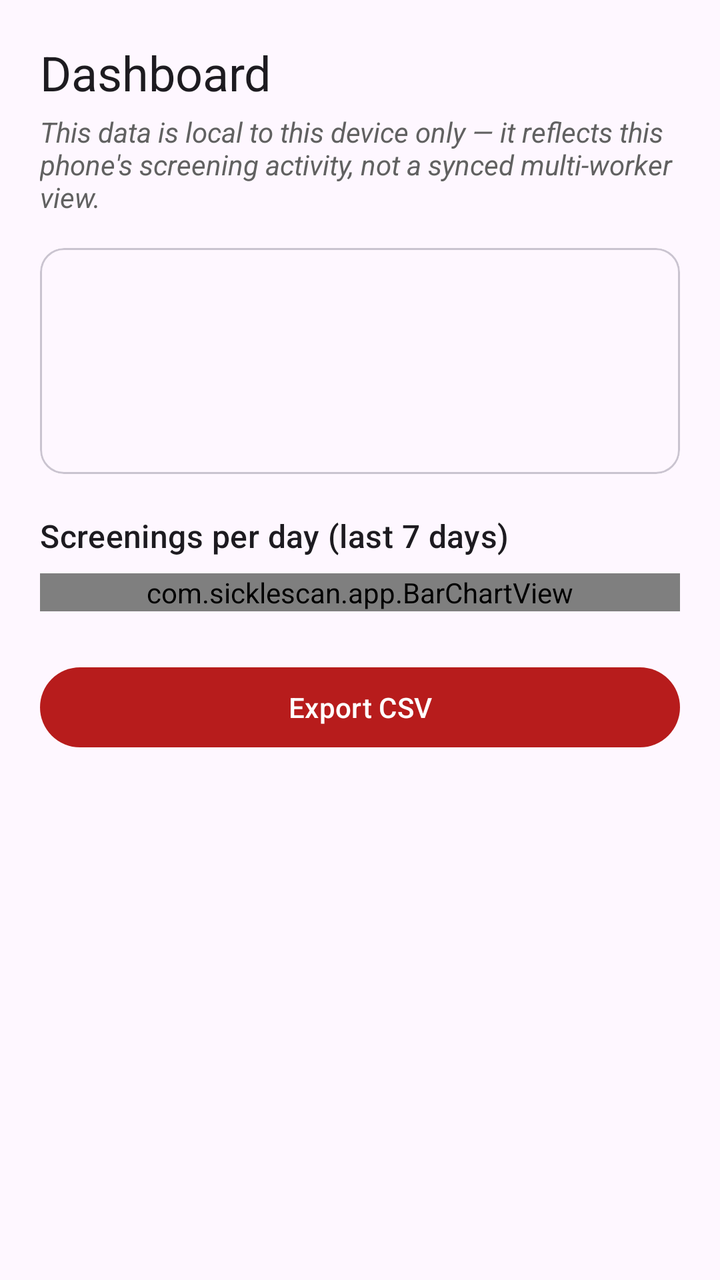
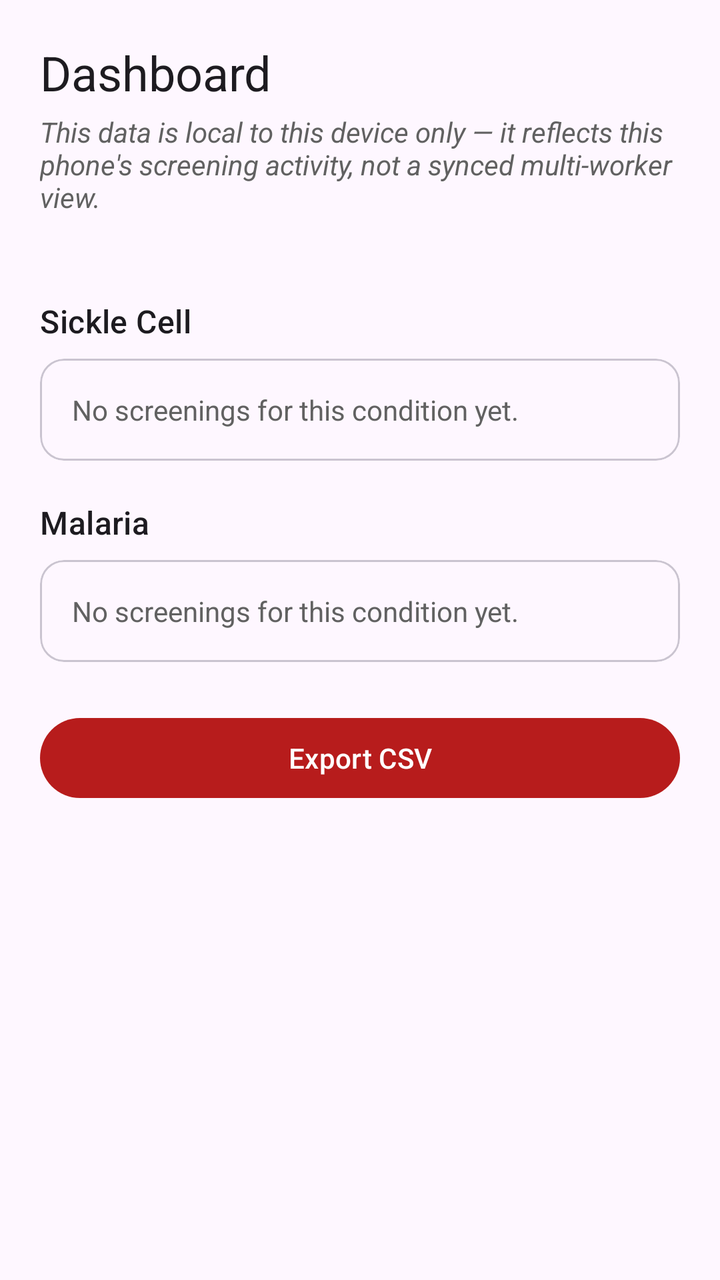

Two renders of the same Android screen: before a commit and after it. Below are the layout's source before the change and the commit's diff.
<!-- AndroidManifest.xml: application theme Theme.SickleScan -->
<!-- res/layout/fragment_dashboard.xml -->
<?xml version="1.0" encoding="utf-8"?>
<ScrollView xmlns:android="http://schemas.android.com/apk/res/android"
    xmlns:app="http://schemas.android.com/apk/res-auto"
    android:layout_width="match_parent"
    android:layout_height="match_parent"
    android:fillViewport="true">

    <LinearLayout
        android:layout_width="match_parent"
        android:layout_height="wrap_content"
        android:orientation="vertical"
        android:padding="20dp">

        <TextView
            android:layout_width="wrap_content"
            android:layout_height="wrap_content"
            android:text="@string/dashboard_title"
            android:textAppearance="?attr/textAppearanceHeadlineSmall"
            android:layout_marginBottom="4dp" />

        <TextView
            android:layout_width="match_parent"
            android:layout_height="wrap_content"
            android:layout_marginBottom="16dp"
            android:text="@string/dashboard_local_note"
            android:textStyle="italic"
            android:textColor="@color/disclaimer_gray" />

        <TextView
            android:id="@+id/emptyText"
            android:layout_width="match_parent"
            android:layout_height="wrap_content"
            android:gravity="center"
            android:padding="24dp"
            android:text="@string/dashboard_empty"
            android:textColor="@color/disclaimer_gray"
            android:visibility="gone" />

        <LinearLayout
            android:id="@+id/statsContainer"
            android:layout_width="match_parent"
            android:layout_height="wrap_content"
            android:orientation="vertical">

            <com.google.android.material.card.MaterialCardView
                style="?attr/materialCardViewOutlinedStyle"
                android:layout_width="match_parent"
                android:layout_height="wrap_content"
                app:cardCornerRadius="12dp">

                <LinearLayout
                    android:layout_width="match_parent"
                    android:layout_height="wrap_content"
                    android:orientation="vertical"
                    android:padding="16dp">

                    <TextView
                        android:id="@+id/totalText"
                        android:layout_width="match_parent"
                        android:layout_height="wrap_content"
                        android:textAppearance="?attr/textAppearanceTitleMedium" />

                    <TextView
                        android:id="@+id/breakdownText"
                        android:layout_width="match_parent"
                        android:layout_height="wrap_content"
                        android:layout_marginTop="8dp"
                        android:textAppearance="?attr/textAppearanceBodyLarge" />

                    <TextView
                        android:id="@+id/referralText"
                        android:layout_width="match_parent"
                        android:layout_height="wrap_content"
                        android:layout_marginTop="8dp"
                        android:textAppearance="?attr/textAppearanceBodyLarge"
                        android:textStyle="bold" />
                </LinearLayout>
            </com.google.android.material.card.MaterialCardView>

            <TextView
                android:layout_width="match_parent"
                android:layout_height="wrap_content"
                android:layout_marginTop="20dp"
                android:text="@string/dashboard_trend_title"
                android:textAppearance="?attr/textAppearanceTitleMedium" />

            <com.sicklescan.app.BarChartView
                android:id="@+id/barChart"
                android:layout_width="match_parent"
                android:layout_height="wrap_content"
                android:layout_marginTop="8dp" />

            <com.google.android.material.button.MaterialButton
                android:id="@+id/btnExportCsv"
                android:layout_width="match_parent"
                android:layout_height="wrap_content"
                android:layout_marginTop="24dp"
                android:text="@string/export_csv" />
        </LinearLayout>

    </LinearLayout>
</ScrollView>
<!-- resources referenced by this layout -->
<resources>
  <color name="disclaimer_gray">#616161</color>
  <string name="dashboard_empty">No screenings logged yet. Results are recorded automatically after each analysis.</string>
  <string name="dashboard_local_note">This data is local to this device only — it reflects this phone\'s screening activity, not a synced multi-worker view.</string>
  <string name="dashboard_title">Dashboard</string>
  <string name="dashboard_trend_title">Screenings per day (last 7 days)</string>
  <string name="export_csv">Export CSV</string>
  <style name="Theme.SickleScan" parent="Theme.Material3.DayNight.NoActionBar">
          <item name="colorPrimary">@color/brand_primary</item>
      </style>
  <color name="brand_primary">#B71C1C</color>
</resources>

<!-- the commit's change to res/layout/fragment_dashboard.xml (unified diff, before → after) -->
@@ -21,10 +21,17 @@
         <TextView
             android:layout_width="match_parent"
             android:layout_height="wrap_content"
-            android:layout_marginBottom="16dp"
+            android:layout_marginBottom="4dp"
             android:text="@string/dashboard_local_note"
             android:textStyle="italic"
             android:textColor="@color/disclaimer_gray" />
+
+        <TextView
+            android:id="@+id/totalText"
+            android:layout_width="match_parent"
+            android:layout_height="wrap_content"
+            android:layout_marginBottom="16dp"
+            android:textAppearance="?attr/textAppearanceBodyLarge" />
 
         <TextView
             android:id="@+id/emptyText"
@@ -42,10 +49,18 @@
             android:layout_height="wrap_content"
             android:orientation="vertical">
 
+            
+            <TextView
+                android:layout_width="wrap_content"
+                android:layout_height="wrap_content"
+                android:text="@string/disease_sickle_cell"
+                android:textAppearance="?attr/textAppearanceTitleMedium" />
+
             <com.google.android.material.card.MaterialCardView
                 style="?attr/materialCardViewOutlinedStyle"
                 android:layout_width="match_parent"
                 android:layout_height="wrap_content"
+                android:layout_marginTop="8dp"
                 app:cardCornerRadius="12dp">
 
                 <LinearLayout
@@ -55,40 +70,115 @@
                     android:padding="16dp">
 
                     <TextView
-                        android:id="@+id/totalText"
+                        android:id="@+id/scEmptyText"
                         android:layout_width="match_parent"
                         android:layout_height="wrap_content"
-                        android:textAppearance="?attr/textAppearanceTitleMedium" />
+                        android:text="@string/dashboard_disease_empty"
+                        android:textColor="@color/disclaimer_gray" />
 
-                    <TextView
-                        android:id="@+id/breakdownText"
+                    <LinearLayout
+                        android:id="@+id/scStatsGroup"
                         android:layout_width="match_parent"
                         android:layout_height="wrap_content"
-                        android:layout_marginTop="8dp"
-                        android:textAppearance="?attr/textAppearanceBodyLarge" />
+                        android:orientation="vertical"
+                        android:visibility="gone">
 
-                    <TextView
-                        android:id="@+id/referralText"
-                        android:layout_width="match_parent"
-                        android:layout_height="wrap_content"
-                        android:layout_marginTop="8dp"
-                        android:textAppearance="?attr/textAppearanceBodyLarge"
-                        android:textStyle="bold" />
+                        <TextView
+                            android:id="@+id/scBreakdownText"
+                            android:layout_width="match_parent"
+                            android:layout_height="wrap_content"
+                            android:textAppearance="?attr/textAppearanceBodyLarge" />
+
+                        <TextView
+                            android:id="@+id/scReferralText"
+                            android:layout_width="match_parent"
+                            android:layout_height="wrap_content"
+                            android:layout_marginTop="8dp"
+                            android:textAppearance="?attr/textAppearanceBodyLarge"
+                            android:textStyle="bold" />
+
+                        <TextView
+                            android:layout_width="match_parent"
+                            android:layout_height="wrap_content"
+                            android:layout_marginTop="12dp"
+                            android:text="@string/dashboard_trend_title"
+                            android:textAppearance="?attr/textAppearanceLabelMedium"
+                            android:textColor="@color/disclaimer_gray" />
+
+                        <com.sicklescan.app.BarChartView
+                            android:id="@+id/scBarChart"
+                            android:layout_width="match_parent"
+                            android:layout_height="wrap_content"
+                            android:layout_marginTop="12dp" />
+                    </LinearLayout>
                 </LinearLayout>
             </com.google.android.material.card.MaterialCardView>
 
+            
             <TextView
+                android:layout_width="wrap_content"
+                android:layout_height="wrap_content"
+                android:layout_marginTop="20dp"
+                android:text="@string/disease_malaria"
+                android:textAppearance="?attr/textAppearanceTitleMedium" />
+
+            <com.google.android.material.card.MaterialCardView
+                style="?attr/materialCardViewOutlinedStyle"
                 android:layout_width="match_parent"
                 android:layout_height="wrap_content"
-                android:layout_marginTop="20dp"
-                android:text="@string/dashboard_trend_title"
-                android:textAppearance="?attr/textAppearanceTitleMedium" />
+                android:layout_marginTop="8dp"
+                app:cardCornerRadius="12dp">
 
-            <com.sicklescan.app.BarChartView
-                android:id="@+id/barChart"
-                android:layout_width="match_parent"
-                android:layout_height="wrap_content"
-                android:layout_marginTop="8dp" />
+                <LinearLayout
+                    android:layout_width="match_parent"
+                    android:layout_height="wrap_content"
+                    android:orientation="vertical"
+                    android:padding="16dp">
+
+                    <TextView
+                        android:id="@+id/malEmptyText"
+                        android:layout_width="match_parent"
+                        android:layout_height="wrap_content"
+                        android:text="@string/dashboard_disease_empty"
+                        android:textColor="@color/disclaimer_gray" />
+
+                    <LinearLayout
+                        android:id="@+id/malStatsGroup"
+                        android:layout_width="match_parent"
+                        android:layout_height="wrap_content"
+                        android:orientation="vertical"
+                        android:visibility="gone">
+
+                        <TextView
+                            android:id="@+id/malBreakdownText"
+                            android:layout_width="match_parent"
+                            android:layout_height="wrap_content"
+                            android:textAppearance="?attr/textAppearanceBodyLarge" />
+
+                        <TextView
+                            android:id="@+id/malReferralText"
+                            android:layout_width="match_parent"
+                            android:layout_height="wrap_content"
+                            android:layout_marginTop="8dp"
+                            android:textAppearance="?attr/textAppearanceBodyLarge"
+                            android:textStyle="bold" />
+
+                        <TextView
+                            android:layout_width="match_parent"
+                            android:layout_height="wrap_content"
+                            android:layout_marginTop="12dp"
+                            android:text="@string/dashboard_trend_title"
+                            android:textAppearance="?attr/textAppearanceLabelMedium"
+                            android:textColor="@color/disclaimer_gray" />
+
+                        <com.sicklescan.app.BarChartView
+                            android:id="@+id/malBarChart"
+                            android:layout_width="match_parent"
+                            android:layout_height="wrap_content"
+                            android:layout_marginTop="12dp" />
+                    </LinearLayout>
+                </LinearLayout>
+            </com.google.android.material.card.MaterialCardView>
 
             <com.google.android.material.button.MaterialButton
                 android:id="@+id/btnExportCsv"
<!-- resource entries referenced after the edit -->
@@ -1,10 +1,13 @@
 <!-- resources referenced by this layout -->
 <resources>
   <color name="disclaimer_gray">#616161</color>
+  <string name="dashboard_disease_empty">No screenings for this condition yet.</string>
   <string name="dashboard_empty">No screenings logged yet. Results are recorded automatically after each analysis.</string>
   <string name="dashboard_local_note">This data is local to this device only — it reflects this phone\'s screening activity, not a synced multi-worker view.</string>
   <string name="dashboard_title">Dashboard</string>
-  <string name="dashboard_trend_title">Screenings per day (last 7 days)</string>
+  <string name="dashboard_trend_title">Positive screenings per day (last 7 days)</string>
+  <string name="disease_malaria">Malaria</string>
+  <string name="disease_sickle_cell">Sickle Cell</string>
   <string name="export_csv">Export CSV</string>
   <style name="Theme.SickleScan" parent="Theme.Material3.DayNight.NoActionBar">
           <item name="colorPrimary">@color/brand_primary</item>
